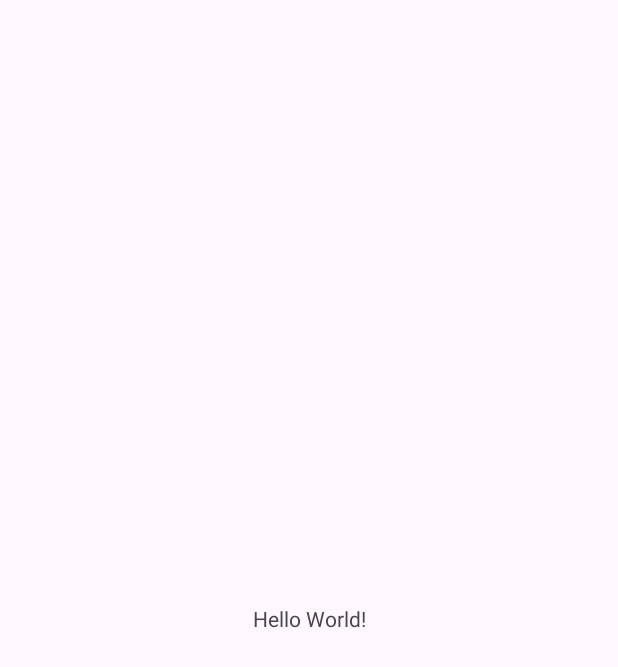
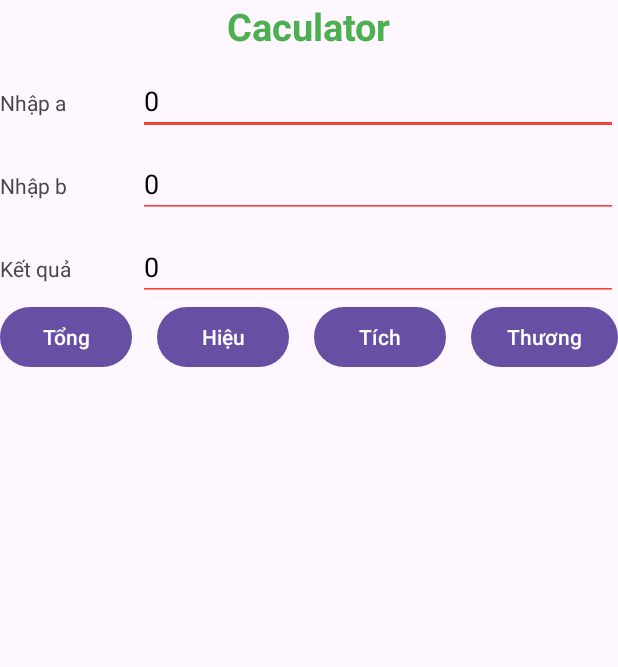
Before and after one commit to Davidpham310/CSE_PRACTICE, an Android app: the screen it shows after launch (MainActivity), on a phone screen of 412 x 824 dp. Before the commit the part shown is almost empty. Shown: the top 667 px of the screen. Run offline under Robolectric (Android 15) with nearby library versions, the light colour scheme and no system bars.

Commit message:
Complete Interface

```diff
--- a/Ex03/app/src/main/java/com/example/ex03/MainActivity.java
+++ b/Ex03/app/src/main/java/com/example/ex03/MainActivity.java
@@ -15,10 +15,6 @@ public class MainActivity extends AppCompatActivity {
         super.onCreate(savedInstanceState);
         EdgeToEdge.enable(this);
         setContentView(R.layout.activity_main);
-        ViewCompat.setOnApplyWindowInsetsListener(findViewById(R.id.main), (v, insets) -> {
-            Insets systemBars = insets.getInsets(WindowInsetsCompat.Type.systemBars());
-            v.setPadding(systemBars.left, systemBars.top, systemBars.right, systemBars.bottom);
-            return insets;
-        });
+
     }
 }
--- a/Ex03/app/src/main/res/layout/activity_main.xml
+++ b/Ex03/app/src/main/res/layout/activity_main.xml
@@ -7,13 +7,127 @@
     android:layout_height="match_parent"
     tools:context=".MainActivity">
 
-    <TextView
-        android:layout_width="wrap_content"
+    <LinearLayout
+        android:layout_width="match_parent"
         android:layout_height="wrap_content"
-        android:text="Hello World!"
-        app:layout_constraintBottom_toBottomOf="parent"
-        app:layout_constraintEnd_toEndOf="parent"
-        app:layout_constraintStart_toStartOf="parent"
-        app:layout_constraintTop_toTopOf="parent" />
+        android:gravity="center"
+        android:orientation="vertical"
+        app:layout_constraintTop_toTopOf="parent">
+
+        <TextView
+            android:layout_width="wrap_content"
+            android:layout_height="wrap_content"
+            android:text="Caculator"
+            android:textColor="#4CAF50"
+            android:textSize="25sp"
+            android:textStyle="bold"
+            tools:ignore="HardcodedText" />
+        <LinearLayout
+            android:layout_marginTop="10dp"
+            android:layout_width="match_parent"
+            android:layout_height="wrap_content">
+            <TextView
+                android:layout_width="0dp"
+                android:layout_height="wrap_content"
+                android:layout_weight="1"
+                android:text="Nhập a"
+                tools:ignore="HardcodedText" />
+
+            <EditText
+                android:id="@+id/editA"
+                android:layout_width="wrap_content"
+                android:layout_height="wrap_content"
+                android:backgroundTint="#F44336"
+                android:ems="15"
+                android:hint="0"
+                android:inputType="number"
+                android:textColorHint="@color/black"
+                tools:ignore="HardcodedText" />
+        </LinearLayout>
+        <LinearLayout
+            android:layout_marginTop="10dp"
+            android:layout_width="match_parent"
+            android:layout_height="wrap_content">
+            <TextView
+                android:layout_width="0dp"
+                android:layout_height="wrap_content"
+                android:layout_weight="1"
+                android:text="Nhập b"
+                tools:ignore="HardcodedText" />
+            <EditText
+                android:id="@+id/editB"
+                android:layout_width="wrap_content"
+                android:layout_height="wrap_content"
+                android:backgroundTint="#F44336"
+                android:ems="15"
+                android:hint="0"
+                android:inputType="number"
+                android:textColorHint="@color/black"
+                tools:ignore="HardcodedText" />
+        </LinearLayout>
+        <LinearLayout
+            android:layout_marginTop="10dp"
+            android:layout_width="match_parent"
+            android:layout_height="wrap_content">
+            <TextView
+                android:layout_width="0dp"
+                android:layout_height="wrap_content"
+                android:layout_weight="1"
+                android:text="Kết quả "
+                tools:ignore="HardcodedText" />
+
+            <EditText
+                android:id="@+id/editResult"
+                android:layout_width="wrap_content"
+                android:layout_height="wrap_content"
+                android:backgroundTint="#F44336"
+                android:ems="15"
+                android:hint="0"
+                android:inputType="number"
+                android:textColorHint="@color/black"
+                tools:ignore="HardcodedText" />
+        </LinearLayout>
+        <LinearLayout
+            android:layout_width="match_parent"
+            android:layout_height="wrap_content">
+            <Button
+                android:id="@+id/btnSum"
+                android:layout_width="wrap_content"
+                android:layout_height="wrap_content"
+                android:text="Tổng"
+                tools:ignore="HardcodedText" />
+            <View
+                android:layout_width="0dp"
+                android:layout_height="0dp"
+                android:layout_weight="1"/>
+            <Button
+                android:id="@+id/editSub"
+                android:layout_width="wrap_content"
+                android:layout_height="wrap_content"
+                android:text="Hiệu"
+                tools:ignore="HardcodedText" />
+            <View
+                android:layout_width="0dp"
+                android:layout_height="0dp"
+                android:layout_weight="1"/>
+            <Button
+                android:id="@+id/editMul"
+                android:layout_width="wrap_content"
+                android:layout_height="wrap_content"
+                android:text="Tích"
+                tools:ignore="HardcodedText" />
+            <View
+                android:layout_width="0dp"
+                android:layout_height="0dp"
+                android:layout_weight="1"/>
+            <Button
+                android:id="@+id/editDiv"
+                android:layout_width="wrap_content"
+                android:layout_height="wrap_content"
+                android:text="Thương"
+                tools:ignore="HardcodedText" />
+        </LinearLayout>
+    </LinearLayout>
+
 
 </androidx.constraintlayout.widget.ConstraintLayout>
```
